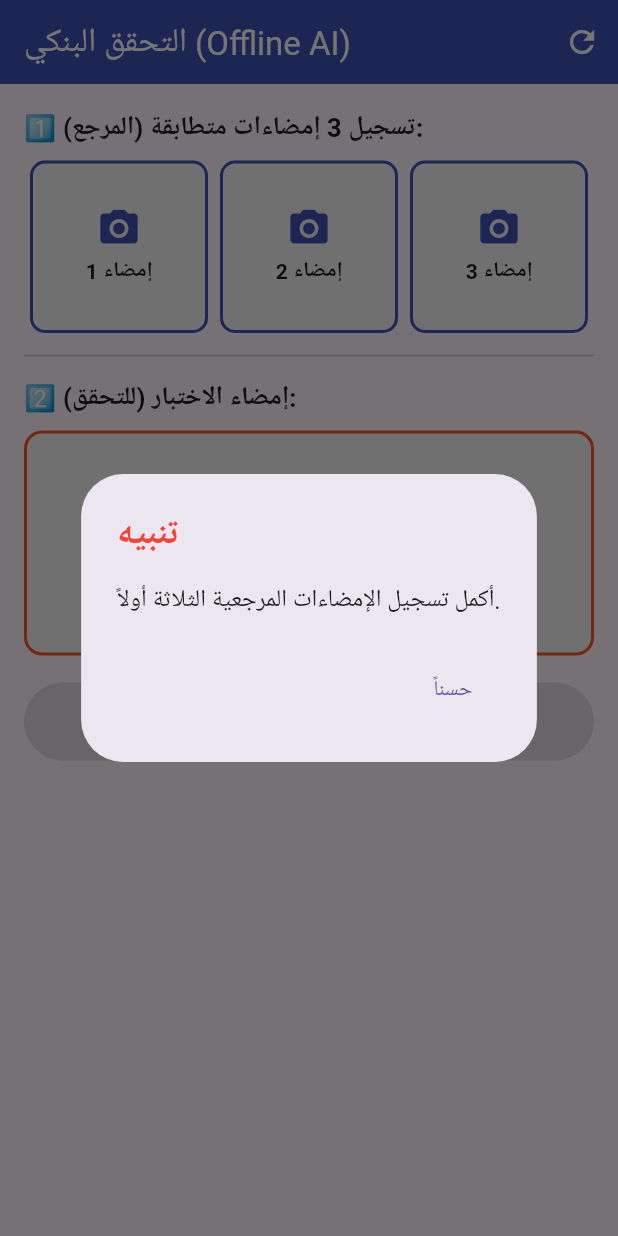
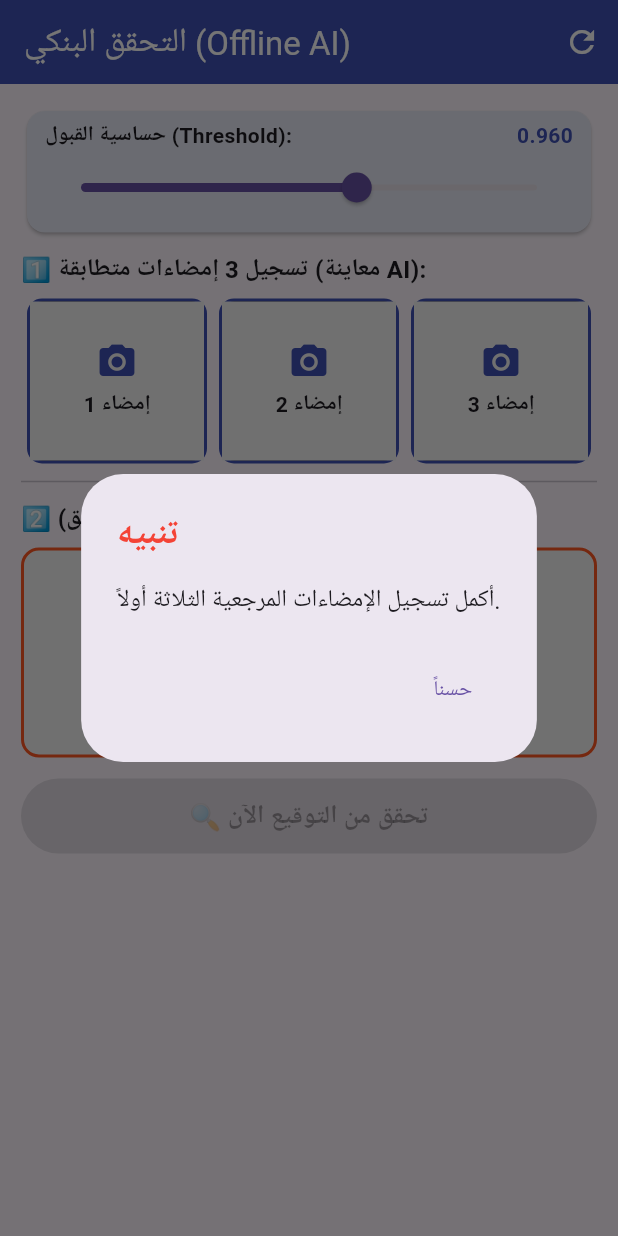
Before and after one commit to gingererku/offline-signature-app, a Flutter app: the screen it shows after launch, after a tap on "اضغط لتصوير الإمضاء الرابع", on a phone screen of 412 x 824 dp. Run offline on Flutter 3.47's test engine with Material 3 defaults, Android fonts, the phone set to English and light mode, and no system bars; our stand-ins replace image_picker; missing offline and left inert: pytorch_lite.

Commit message:
Improve signature cropping, show AI binary preview, and add live threshold slider

```diff
--- a/lib/main.dart
+++ b/lib/main.dart
@@ -20,16 +20,19 @@ class OfflineSignatureApp extends StatefulWidget {
 class _OfflineSignatureAppState extends State<OfflineSignatureApp> {
   ClassificationModel? _model;
   String? _loadError;
-  final List<File?> _refImages = [null, null, null];
+  final List<Uint8List?> _refProcessed = [null, null, null];
   final List<List<double>?> _refEmbeddings = [null, null, null];
-  File? _testImage;
+  Uint8List? _testProcessed;
+  File? _testRawFile;
 
   final ImagePicker _picker = ImagePicker();
   bool _isBusy = false;
   double? _accuracyPct;
+  double? _rawSimValue;
   bool? _isSamePerson;
 
-  final double _threshold = 0.89;
+  // عتبة قابلة للتعديل مباشرة من التطبيق (افتراضياً 0.96)
+  double _threshold = 0.96;
 
   @override
   void initState() {
@@ -48,11 +51,7 @@ class _OfflineSignatureAppState extends State<OfflineSignatureApp> {
       );
       if (mounted) setState(() {});
     } catch (e) {
-      if (mounted) {
-        setState(() {
-          _loadError = e.toString();
-        });
-      }
+      if (mounted) setState(() => _loadError = e.toString());
     }
   }
 
@@ -62,13 +61,27 @@ class _OfflineSignatureAppState extends State<OfflineSignatureApp> {
     if (decoded == null) throw Exception("Invalid image");
 
     decoded = img.bakeOrientation(decoded);
+
+    // 1. قص 12% من الحواف لتجاهل أطراف الورقة والظل الجانبي
+    int marginX = (decoded.width * 0.12).toInt();
+    int marginY = (decoded.height * 0.12).toInt();
+    decoded = img.copyCrop(
+      decoded,
+      x: marginX,
+      y: marginY,
+      width: decoded.width - 2 * marginX,
+      height: decoded.height - 2 * marginY,
+    );
+
     img.Image gray = img.grayscale(decoded);
 
+    // 2. حساب متوسط الإضاءة وعزل الحبر الغامق فقط (تجاهل الظلال الخفيفة)
     int sum = 0;
     for (var p in gray) {
       sum += p.r.toInt();
     }
-    int thresh = ((sum / (gray.width * gray.height)) * 0.78).toInt();
+    int meanVal = (sum / (gray.width * gray.height)).toInt();
+    int thresh = (meanVal * 0.68).toInt();
 
     int minX = gray.width, minY = gray.height, maxX = 0, maxY = 0;
     bool found = false;
@@ -77,30 +90,35 @@ class _OfflineSignatureAppState extends State<OfflineSignatureApp> {
       for (int x = 0; x < gray.width; x++) {
         int val = gray.getPixel(x, y).r.toInt();
         if (val < thresh) {
-          gray.setPixelRgb(x, y, 255, 255, 255);
+          gray.setPixelRgb(x, y, 255, 255, 255); // خط الإمضاء أبيض
           if (x < minX) minX = x;
           if (x > maxX) maxX = x;
           if (y < minY) minY = y;
           if (y > maxY) maxY = y;
           found = true;
         } else {
-          gray.setPixelRgb(x, y, 0, 0, 0);
+          gray.setPixelRgb(x, y, 0, 0, 0); // الخلفية سوداء
         }
       }
     }
 
-    if (found && maxX > minX && maxY > minY) {
-      gray = img.copyCrop(gray, x: minX, y: minY, width: maxX - minX, height: maxY - minY);
+    // 3. قص الإمضاء بدقة مع هامش أمان بسيط (10 بكسل)
+    if (found && (maxX - minX) > 10 && (maxY - minY) > 10) {
+      int pad = 10;
+      int cx = max(0, minX - pad);
+      int cy = max(0, minY - pad);
+      int cw = min(gray.width - cx, (maxX - minX) + 2 * pad);
+      int ch = min(gray.height - cy, (maxY - minY) + 2 * pad);
+      gray = img.copyCrop(gray, x: cx, y: cy, width: cw, height: ch);
     }
 
     img.Image resized = img.copyResize(gray, width: 224, height: 224);
     return Uint8List.fromList(img.encodePng(resized));
   }
 
-  Future<List<double>> _getEmbedding(File file) async {
-    Uint8List bytes = await _preprocess(file);
+  Future<List<double>> _getEmbedding(Uint8List processedBytes) async {
     List<double>? out = await _model!.getImagePredictionList(
-      bytes,
+      processedBytes,
       mean: [0.485, 0.456, 0.406],
       std: [0.229, 0.224, 0.225],
     );
@@ -132,8 +150,8 @@ class _OfflineSignatureAppState extends State<OfflineSignatureApp> {
 
     setState(() => _isBusy = true);
     try {
-      File file = File(picked.path);
-      List<double> newEmb = await _getEmbedding(file);
+      Uint8List procBytes = await _preprocess(File(picked.path));
+      List<double> newEmb = await _getEmbedding(procBytes);
 
       if (index > 0) {
         List<List<double>> prevEmbs = [];
@@ -151,16 +169,17 @@ class _OfflineSignatureAppState extends State<OfflineSignatureApp> {
           setState(() => _isBusy = false);
           _showAlert(
             "⚠️ إمضاء غير متطابق!",
-            "هذه الإمضاءة لا تشبه الإمضاءات السابقة!\nيرجى إعادة المحاولة وتوقيع إمضاءة مطابقة.",
+            "درجة التشابه: ${sim.toStringAsFixed(4)} (أقل من الحد المطلوب ${_threshold.toStringAsFixed(3)})\nيرجى توقيع إمضاءة مطابقة.",
           );
           return;
         }
       }
 
       setState(() {
-        _refImages[index] = file;
+        _refProcessed[index] = procBytes;
         _refEmbeddings[index] = newEmb;
         _accuracyPct = null;
+        _rawSimValue = null;
         _isBusy = false;
       });
     } catch (e) {
@@ -177,18 +196,29 @@ class _OfflineSignatureAppState extends State<OfflineSignatureApp> {
     final picked = await _picker.pickImage(source: ImageSource.camera, imageQuality: 85);
     if (picked == null) return;
 
+    setState(() => _isBusy = true);
+    try {
+      File raw = File(picked.path);
+      Uint8List procBytes = await _preprocess(raw);
       setState(() {
-      _testImage = File(picked.path);
+        _testRawFile = raw;
+        _testProcessed = procBytes;
         _accuracyPct = null;
+        _rawSimValue = null;
+        _isBusy = false;
       });
+    } catch (e) {
+      setState(() => _isBusy = false);
+      _showAlert("خطأ", e.toString());
+    }
   }
 
   Future<void> _verifyFinal() async {
-    if (_testImage == null || _refEmbeddings.contains(null)) return;
+    if (_testProcessed == null || _refEmbeddings.contains(null)) return;
     setState(() => _isBusy = true);
 
     try {
-      List<double> testEmb = await _getEmbedding(_testImage!);
+      List<double> testEmb = await _getEmbedding(_testProcessed!);
       List<double> meanRef = List.generate(
         testEmb.length,
         (j) => (_refEmbeddings[0]![j] + _refEmbeddings[1]![j] + _refEmbeddings[2]![j]) / 3.0,
@@ -196,9 +226,11 @@ class _OfflineSignatureAppState extends State<OfflineSignatureApp> {
       meanRef = _l2Normalize(meanRef);
 
       double rawSim = _cosineSim(meanRef, testEmb);
-      double score = (((rawSim - 0.70) / 0.30) * 100).clamp(0.0, 100.0);
+      // معايرة النسبة المئوية بحيث 0.90 = 0% و 1.00 = 100%
+      double score = (((rawSim - 0.90) / 0.10) * 100).clamp(0.0, 100.0);
 
       setState(() {
+        _rawSimValue = rawSim;
         _accuracyPct = score;
         _isSamePerson = rawSim >= _threshold;
         _isBusy = false;
@@ -212,11 +244,13 @@ class _OfflineSignatureAppState extends State<OfflineSignatureApp> {
   void _resetAll() {
     setState(() {
       for (int i = 0; i < 3; i++) {
-        _refImages[i] = null;
+        _refProcessed[i] = null;
         _refEmbeddings[i] = null;
       }
-      _testImage = null;
+      _testProcessed = null;
+      _testRawFile = null;
       _accuracyPct = null;
+      _rawSimValue = null;
     });
   }
 
@@ -245,88 +279,112 @@ class _OfflineSignatureAppState extends State<OfflineSignatureApp> {
         ],
       ),
       body: SingleChildScrollView(
-        padding: const EdgeInsets.all(16),
+        padding: const EdgeInsets.all(14),
         child: Column(
           crossAxisAlignment: CrossAxisAlignment.stretch,
           children: [
             if (_loadError != null)
               Container(
-                padding: const EdgeInsets.all(12),
-                margin: const EdgeInsets.only(bottom: 12),
+                padding: const EdgeInsets.all(10),
                 color: Colors.red.shade100,
-                child: Text("خطأ في تحميل الموديل:\n$_loadError", style: const TextStyle(color: Colors.red)),
+                child: Text("خطأ: $_loadError", style: const TextStyle(color: Colors.red)),
               ),
-            if (_model == null && _loadError == null)
-              const Padding(
-                padding: EdgeInsets.only(bottom: 12),
-                child: Row(
+            // شريط ضبط حساسية الموديل لحظياً
+            Card(
+              color: Colors.indigo.shade50,
+              child: Padding(
+                padding: const EdgeInsets.symmetric(horizontal: 12, vertical: 6),
+                child: Column(
                   children: [
-                    SizedBox(width: 18, height: 18, child: CircularProgressIndicator(strokeWidth: 2)),
-                    SizedBox(width: 10),
-                    Text("جاري تهيئة نموذج الذكاء الاصطناعي..."),
+                    Row(
+                      mainAxisAlignment: MainAxisAlignment.spaceBetween,
+                      children: [
+                        const Text("حساسية القبول (Threshold):", style: TextStyle(fontWeight: FontWeight.bold)),
+                        Text(_threshold.toStringAsFixed(3), style: const TextStyle(fontWeight: FontWeight.bold, color: Colors.indigo)),
+                      ],
+                    ),
+                    Slider(
+                      value: _threshold,
+                      min: 0.90,
+                      max: 0.999,
+                      divisions: 99,
+                      onChanged: (v) {
+                        setState(() {
+                          _threshold = v;
+                          if (_rawSimValue != null) {
+                            _isSamePerson = _rawSimValue! >= _threshold;
+                          }
+                        });
+                      },
+                    ),
                   ],
                 ),
               ),
-            const Text("1️⃣ تسجيل 3 إمضاءات متطابقة (المرجع):", style: TextStyle(fontSize: 17, fontWeight: FontWeight.bold)),
-            const SizedBox(height: 10),
+            ),
+            const SizedBox(height: 8),
+            const Text("1️⃣ تسجيل 3 إمضاءات متطابقة (معاينة AI):", style: TextStyle(fontSize: 16, fontWeight: FontWeight.bold)),
+            const SizedBox(height: 8),
             Row(
               children: List.generate(3, (i) {
                 return Expanded(
                   child: GestureDetector(
                     onTap: () => _captureReference(i),
                     child: Container(
-                      height: 115,
+                      height: 110,
                       margin: const EdgeInsets.symmetric(horizontal: 4),
                       decoration: BoxDecoration(
-                        border: Border.all(color: _refImages[i] != null ? Colors.green : Colors.indigo, width: 2),
+                        border: Border.all(color: _refProcessed[i] != null ? Colors.green : Colors.indigo, width: 2),
                         borderRadius: BorderRadius.circular(10),
+                        color: Colors.black87,
+                      ),
+                      child: _refProcessed[i] != null
+                          ? ClipRRect(borderRadius: BorderRadius.circular(8), child: Image.memory(_refProcessed[i]!, fit: BoxFit.contain))
+                          : Container(
                               color: Colors.grey.shade100,
-                      ),
-                      child: _refImages[i] != null
-                          ? ClipRRect(borderRadius: BorderRadius.circular(8), child: Image.file(_refImages[i]!, fit: BoxFit.cover))
-                          : Column(
+                              child: Column(
                                 mainAxisAlignment: MainAxisAlignment.center,
                                 children: [
-                                const Icon(Icons.camera_alt, color: Colors.indigo, size: 30),
+                                  const Icon(Icons.camera_alt, color: Colors.indigo, size: 28),
                                   const SizedBox(height: 4),
                                   Text("إمضاء ${i + 1}", style: const TextStyle(fontWeight: FontWeight.bold)),
                                 ],
                               ),
                             ),
                     ),
+                  ),
                 );
               }),
             ),
-            const Divider(height: 30),
-            const Text("2️⃣ إمضاء الاختبار (للتحقق):", style: TextStyle(fontSize: 17, fontWeight: FontWeight.bold)),
-            const SizedBox(height: 10),
+            const Divider(height: 24),
+            const Text("2️⃣ إمضاء الاختبار (للتحقق):", style: TextStyle(fontSize: 16, fontWeight: FontWeight.bold)),
+            const SizedBox(height: 8),
             GestureDetector(
               onTap: _captureTest,
               child: Container(
-                height: 150,
+                height: 140,
                 decoration: BoxDecoration(
                   border: Border.all(color: Colors.deepOrange, width: 2),
                   borderRadius: BorderRadius.circular(12),
-                  color: Colors.grey.shade100,
+                  color: _testProcessed != null ? Colors.black87 : Colors.grey.shade100,
                 ),
-                child: _testImage != null
-                    ? ClipRRect(borderRadius: BorderRadius.circular(10), child: Image.file(_testImage!, fit: BoxFit.contain))
+                child: _testProcessed != null
+                    ? ClipRRect(borderRadius: BorderRadius.circular(10), child: Image.memory(_testProcessed!, fit: BoxFit.contain))
                     : const Column(
                         mainAxisAlignment: MainAxisAlignment.center,
                         children: [
-                          Icon(Icons.document_scanner, color: Colors.deepOrange, size: 42),
+                          Icon(Icons.document_scanner, color: Colors.deepOrange, size: 40),
                           SizedBox(height: 6),
-                          Text("اضغط لتصوير الإمضاء الرابع", style: TextStyle(fontSize: 16, fontWeight: FontWeight.bold)),
+                          Text("اضغط لتصوير الإمضاء الرابع", style: TextStyle(fontSize: 15, fontWeight: FontWeight.bold)),
                         ],
                       ),
               ),
             ),
-            const SizedBox(height: 18),
+            const SizedBox(height: 14),
             if (_isBusy) const Center(child: CircularProgressIndicator()),
-            if (_accuracyPct != null)
+            if (_accuracyPct != null && _rawSimValue != null)
               Container(
-                padding: const EdgeInsets.all(16),
-                margin: const EdgeInsets.only(bottom: 14),
+                padding: const EdgeInsets.all(14),
+                margin: const EdgeInsets.only(bottom: 12),
                 decoration: BoxDecoration(
                   color: _isSamePerson! ? Colors.green.shade100 : Colors.red.shade100,
                   borderRadius: BorderRadius.circular(12),
@@ -336,19 +394,22 @@ class _OfflineSignatureAppState extends State<OfflineSignatureApp> {
                   children: [
                     Text(
                       _isSamePerson! ? "✅ هو نفس الشخص (توقيع مطابق)" : "❌ شخص مختلف / توقيع مزور",
-                      style: const TextStyle(fontSize: 18, fontWeight: FontWeight.bold),
+                      style: const TextStyle(fontSize: 17, fontWeight: FontWeight.bold),
                     ),
-                    const SizedBox(height: 6),
-                    Text("نسبة التطابق: ${_accuracyPct!.toStringAsFixed(1)}%", style: const TextStyle(fontSize: 16)),
+                    const SizedBox(height: 4),
+                    Text(
+                      "نسبة التطابق: ${_accuracyPct!.toStringAsFixed(1)}%  (Raw: ${_rawSimValue!.toStringAsFixed(4)})",
+                      style: const TextStyle(fontSize: 15),
+                    ),
                   ],
                 ),
               ),
             SizedBox(
-              height: 52,
+              height: 50,
               child: ElevatedButton(
-                onPressed: (_testImage == null || _isBusy) ? null : _verifyFinal,
+                onPressed: (_testProcessed == null || _isBusy) ? null : _verifyFinal,
                 style: ElevatedButton.styleFrom(backgroundColor: Colors.indigo, foregroundColor: Colors.white),
-                child: const Text("🔍 تحقق من التوقيع الآن", style: TextStyle(fontSize: 18, fontWeight: FontWeight.bold)),
+                child: const Text("🔍 تحقق من التوقيع الآن", style: TextStyle(fontSize: 17, fontWeight: FontWeight.bold)),
               ),
             ),
           ],
```
Lines whose indentation alone changed are shown as unchanged.
